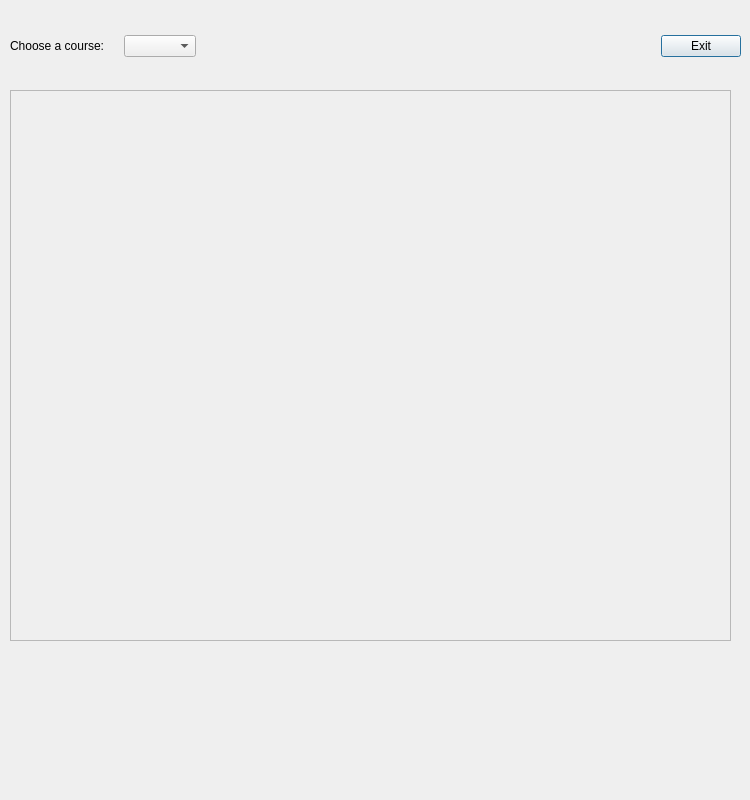
This is src/gui/browse_course_window.ui in tombranfield/spaced_repeating_vocabulary as Qt 5 draws it before an edit. The edited form follows.
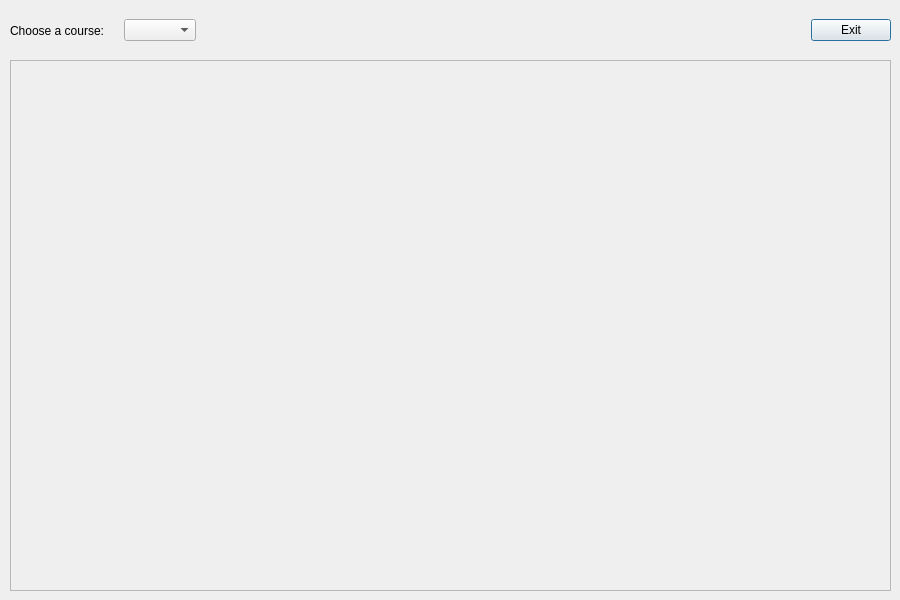
This is the edited form.

Commit message: Wrote get_tab_widget() in browse_course_window.py

The edit to the form file:
```diff
--- a/src/gui/browse_course_window.ui
+++ b/src/gui/browse_course_window.ui
@@ -6,8 +6,8 @@
    <rect>
     <x>0</x>
     <y>0</y>
-    <width>750</width>
-    <height>800</height>
+    <width>900</width>
+    <height>600</height>
    </rect>
   </property>
   <property name="windowTitle">
@@ -17,9 +17,9 @@
    <property name="geometry">
     <rect>
      <x>10</x>
-     <y>90</y>
-     <width>721</width>
-     <height>551</height>
+     <y>60</y>
+     <width>881</width>
+     <height>531</height>
     </rect>
    </property>
    <property name="widgetResizable">
@@ -30,8 +30,8 @@
      <rect>
       <x>0</x>
       <y>0</y>
-      <width>719</width>
-      <height>549</height>
+      <width>879</width>
+      <height>529</height>
      </rect>
     </property>
    </widget>
@@ -41,8 +41,8 @@
     <rect>
      <x>10</x>
      <y>10</y>
-     <width>731</width>
-     <height>72</height>
+     <width>881</width>
+     <height>41</height>
     </rect>
    </property>
    <layout class="QHBoxLayout" name="horizontalLayout_5">
```
The commit also changes 2 other files.
